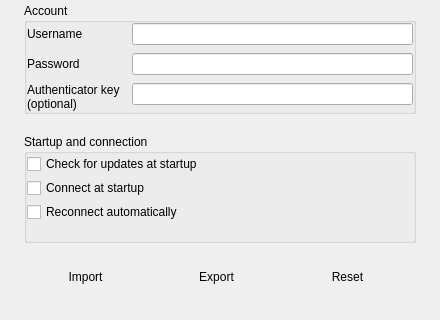
The window that presentation/dialogs/settingwindow/settingwindow.ui (wtalioy/JustConnect) describes before a commit, drawn with Qt 5; both pictures show x 0 to 440 and y 280 to 600 of the 440 by 600 pixel window.
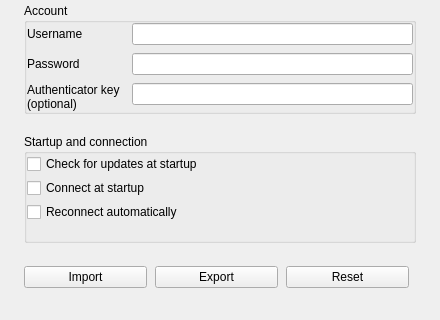
The same window after the commit. Icons and pictures are not drawn.

```diff
--- a/presentation/dialogs/settingwindow/settingwindow.ui
+++ b/presentation/dialogs/settingwindow/settingwindow.ui
@@ -375,20 +375,6 @@
           <property name="toolTip">
            <string>Import profile</string>
           </property>
-          <property name="flat">
-           <bool>true</bool>
-          </property>
-          <property name="icon">
-           <iconset>
-            <normaloff>:/resource/import.svg</normaloff>
-           </iconset>
-          </property>
-          <property name="iconSize">
-           <size>
-            <width>18</width>
-            <height>18</height>
-           </size>
-          </property>
           <property name="accessibleName">
            <string>Import profile</string>
           </property>
@@ -405,20 +391,6 @@
           <property name="toolTip">
            <string>Export saved profile</string>
           </property>
-          <property name="flat">
-           <bool>true</bool>
-          </property>
-          <property name="icon">
-           <iconset>
-            <normaloff>:/resource/export.svg</normaloff>
-           </iconset>
-          </property>
-          <property name="iconSize">
-           <size>
-            <width>18</width>
-            <height>18</height>
-           </size>
-          </property>
           <property name="accessibleName">
            <string>Export saved profile</string>
           </property>
@@ -435,20 +407,6 @@
           <property name="toolTip">
            <string>Reset draft</string>
           </property>
-          <property name="flat">
-           <bool>true</bool>
-          </property>
-          <property name="icon">
-           <iconset>
-            <normaloff>:/resource/undo.svg</normaloff>
-           </iconset>
-          </property>
-          <property name="iconSize">
-           <size>
-            <width>18</width>
-            <height>18</height>
-           </size>
-          </property>
           <property name="accessibleName">
            <string>Reset draft</string>
           </property>
```
